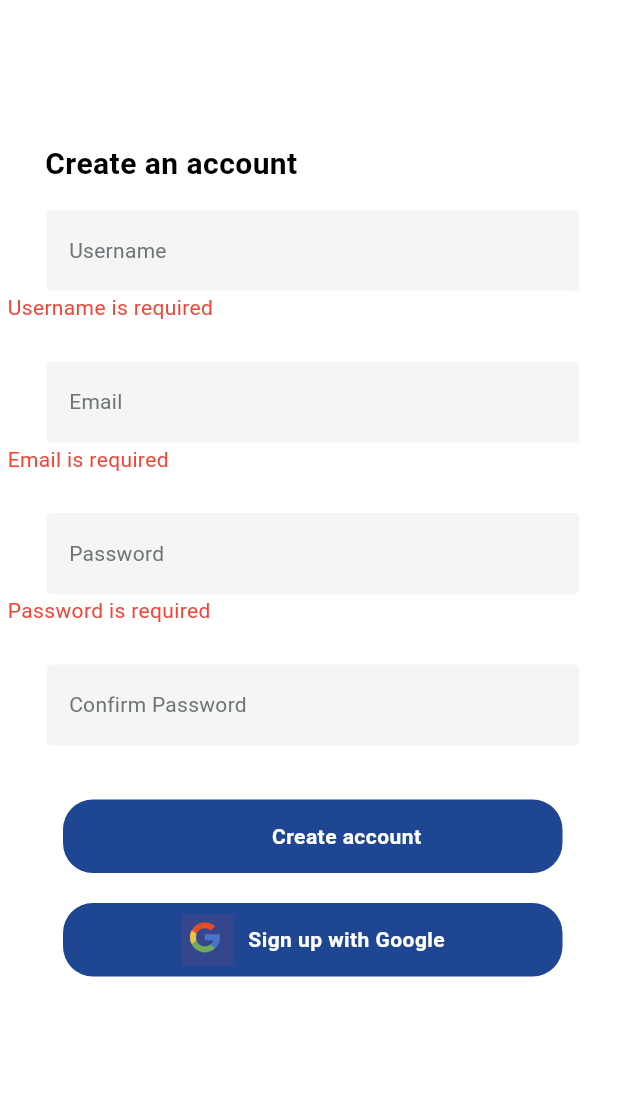
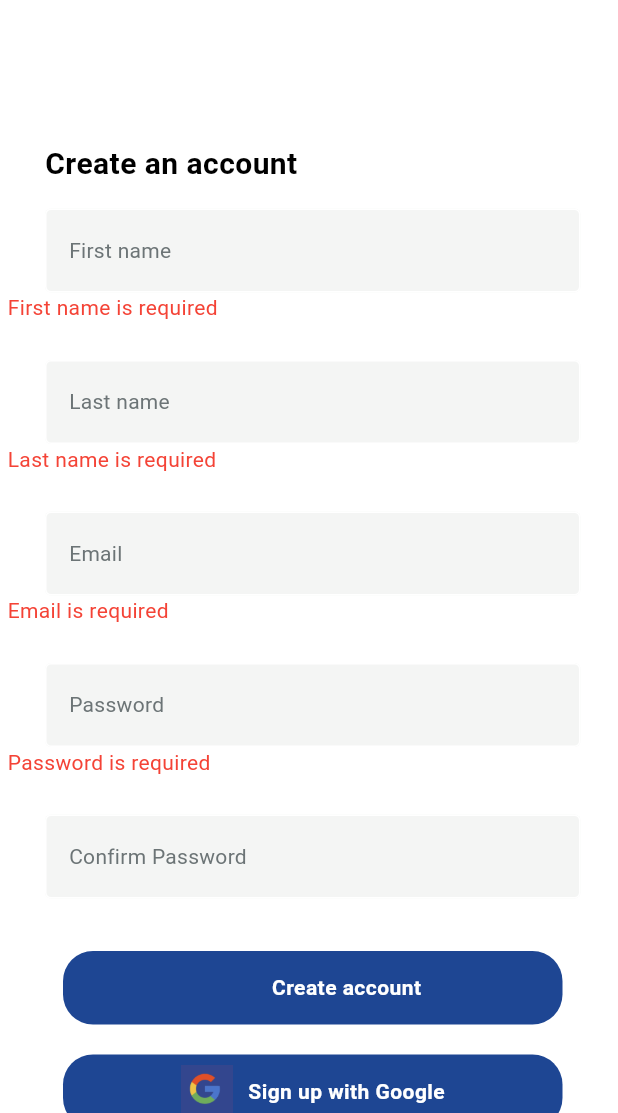
Before and after one commit to dartmouth-cs98-23f/verbatim_frontend, a Flutter app: the SignUp screen opened directly, after a tap on "Create account", on a phone screen of 412 x 824 dp, the part 123-1236 px from its top. Run offline on Flutter 3.47's test engine with Material 3 defaults, Android fonts, the phone set to English and light mode, and no system bars; our stand-ins replace fl_chart, flutter_signin_button, get, google_sign_in; network calls fail; Roboto replaces fonts that are missing (Mulish, Poppins).

Commit message:
Updated the sign up page to take first name and last name instead of username and the log in page to take email instead username/email.

```diff
--- a/lib/main.dart
+++ b/lib/main.dart
@@ -13,7 +13,7 @@ class MyApp extends StatelessWidget {
   Widget build(BuildContext context) {
     return const MaterialApp(
       debugShowCheckedModeBanner: false,
-      home: SignUp(),
+      home: LogIn(),
     );
   }
 }
--- a/lib/screens/signUp.dart
+++ b/lib/screens/signUp.dart
@@ -19,13 +19,14 @@ class SignUp extends StatefulWidget {
 class _SignUpState extends State<SignUp> {
   late String _backendResponse = "";
   Map<String, Text> validationErrors = {};
-  final usernameController = TextEditingController();
+  final firstNameController = TextEditingController();
+  final lastNameController = TextEditingController();
   final emailController = TextEditingController();
   final passwordController = TextEditingController();
   final confirmPasswordController = TextEditingController();
   GoogleSignIn _googleSignIn = GoogleSignIn(scopes: ['email']);
 
-  void signUp(BuildContext context, username, String email, String password, String confirmPassword) async {
+  void signUp(BuildContext context, String firstName, String lastName, String email, String password, String confirmPassword) async {
 
     try{
       final response = await http.post(
@@ -34,7 +35,7 @@ class _SignUpState extends State<SignUp> {
           'Content-Type': 'application/json',
         },
         body: jsonEncode(
-            {'username': username, 'email': email, 'password': password}),
+            {'firstName': firstName, 'lastName': lastName, 'email': email, 'password': password}),
       );
 
       if (response.statusCode == 200) {
@@ -87,21 +88,28 @@ class _SignUpState extends State<SignUp> {
     return emailRegex.hasMatch(email);
   }
 
-  void placeHolder(BuildContext context, String username, String email, String password, String confirmedPassword) {
+  void placeHolder(BuildContext context, String firstName, String lastName, String email, String password, String confirmedPassword) {
     // Clear any previous validation errors
     setState(() {
       validationErrors.clear();
     });
 
-    validateField(username, "username", "Username is required");
+    validateField(firstName, "firstName", "First name is required");
+    validateField(lastName, "lastName", "Last name is required");
     validateField(email, "email", "Email is required");
     validateField(password, "password", "Password is required");
     validateField(confirmedPassword, "confirmedPassword", "Confirm your password");
 
     // Check for specific validation rules
-    if (username.isNotEmpty) {
-      if (username.contains('@')) {
-        setValidationError("username", "Username should not contain the '@' character");
+    if (firstName.isNotEmpty) {
+      if (firstName.contains('@')) {
+        setValidationError("firstName", "First name should not contain the '@' character");
+      }
+    }
+
+    if (lastName.isNotEmpty) {
+      if (lastName.contains('@')) {
+        setValidationError("lastName", "Last name should not contain the '@' character");
       }
     }
 
@@ -121,8 +129,8 @@ class _SignUpState extends State<SignUp> {
 
     if (validationErrors.isEmpty) {
       // Continue with sign-up
-      print('Successfully signed up with this info: $username, $email, $password, $confirmedPassword');
-      signUp(context, username, email, password, confirmedPassword);
+      print('Successfully signed up with this info: $firstName, $lastName, $email, $password, $confirmedPassword');
+      signUp(context, firstName, lastName, email, password, confirmedPassword);
     }
   }
 
@@ -197,12 +205,22 @@ class _SignUpState extends State<SignUp> {
                     children: [
                       const SizedBox(height: 29),
                       MyTextField(
-                        controller: usernameController,
-                        hintText: 'Username',
+                        controller: firstNameController,
+                        hintText: 'First name',
                         obscureText: false,
                       ),
                       Container(
-                        child: getValidationErrorWidget('username') ?? Container(),
+                        child: getValidationErrorWidget('firstName') ?? Container(),
+                      ),
+
+                      const SizedBox(height: 25),
+                      MyTextField(
+                        controller: lastNameController,
+                        hintText: 'Last name',
+                        obscureText: false,
+                      ),
+                      Container(
+                        child: getValidationErrorWidget('lastName') ?? Container(),
                       ),
 
                       const SizedBox(height: 25),
@@ -249,7 +267,8 @@ class _SignUpState extends State<SignUp> {
                           onTap: () {
                             placeHolder(
                               context,
-                              usernameController.text,
+                              firstNameController.text,
+                              lastNameController.text,
                               emailController.text,
                               passwordController.text,
                               confirmPasswordController.text,
```
Also changed, not shown: lib/screens/logIn.dart (+19 -19 lines), pubspec.lock.
